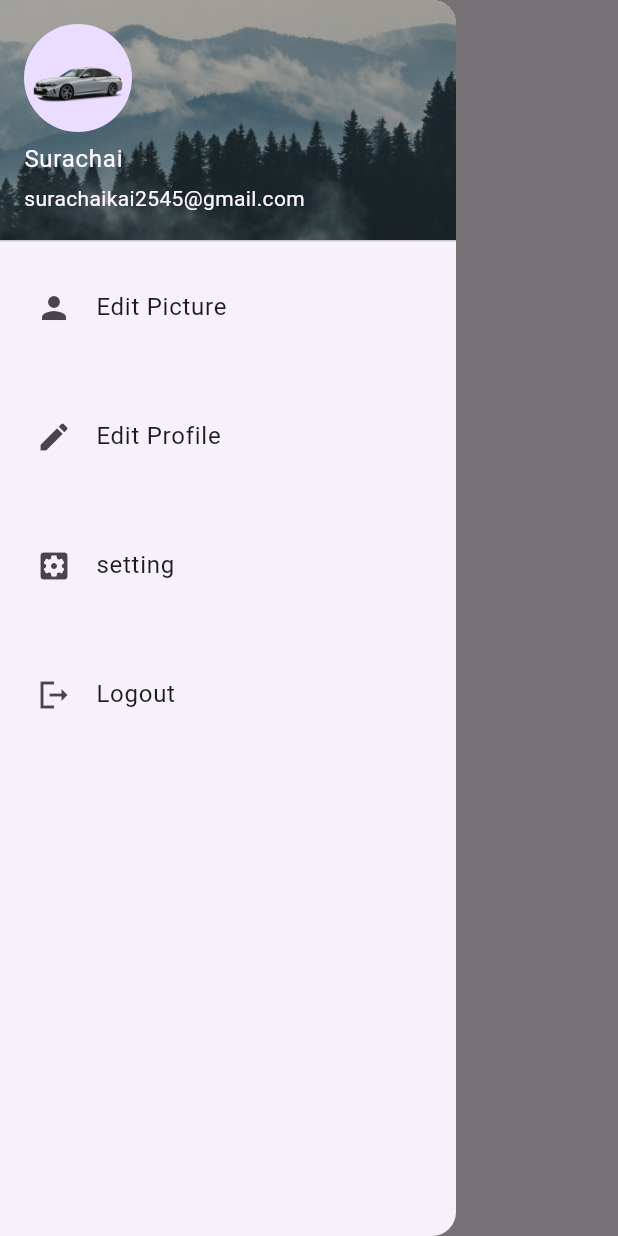
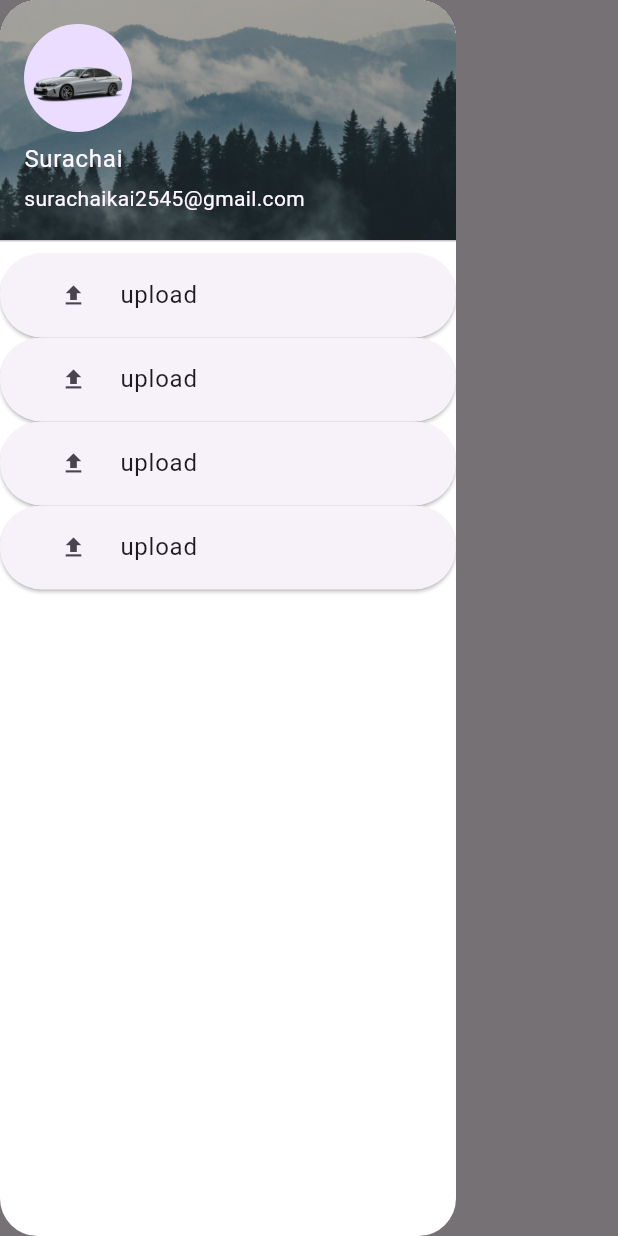
Before and after one commit to ltzGon/doocar, a Flutter app: the Pay_in_installments screen opened directly, with the side drawer open, on a phone screen of 412 x 824 dp. Run offline on Flutter 3.47's test engine with Material 3 defaults, Android fonts, the phone set to English and light mode, and no system bars; our stand-ins replace animate_do, google_fonts; missing offline and left inert: rolling_bottom_bar; statements that could not run were skipped.

Commit message:
เเก้
รออัพพน.

```diff
--- a/lib/component/Navigator.dart
+++ b/lib/component/Navigator.dart
@@ -1,10 +1,10 @@
-import 'package:doocar/screen/hidden_drawer.dart';
+import 'package:doocar/screen/home_screen.dart';
 import 'package:rolling_bottom_bar/rolling_bottom_bar.dart';
 import 'package:rolling_bottom_bar/rolling_bottom_bar_item.dart';
 import 'package:flutter/material.dart';
 import '../screen/Pay_screen.dart';
 import '../screen/buycar_screen.dart';
-import '../screen/home_screen.dart';
+import '../screen/hidden_drawer.dart';
 import '../screen/setting_screen.dart';
 
 class Navigatorbar extends StatefulWidget {
--- a/lib/screen/Pay_screen.dart
+++ b/lib/screen/Pay_screen.dart
@@ -8,7 +8,7 @@ class Pay_in_installments extends StatelessWidget {
   @override
   Widget build(BuildContext context) {
     return Scaffold(
-      drawer: const NavBar(),
+      drawer: NavBar(),
       appBar: AppBar(
         leadingWidth: 100,
         title: const Text('คำนวณค่างวดผ่อน'),
--- a/lib/screen/hidden_drawer.dart
+++ b/lib/screen/hidden_drawer.dart
@@ -1,13 +1,35 @@
+import 'package:flutter/cupertino.dart';
 import 'package:flutter/material.dart';
+import 'package:flutter/rendering.dart';
 import 'package:flutter/widgets.dart';
 
 class NavBar extends StatelessWidget {
   const NavBar({super.key});
+  Future<void> Setting() async {
+    return print("long pass");
+  }
+
+  Future<void> EditProfile() async {
+    return print("EditProfile");
+  }
+
+  Future<void> EditPicture() async {
+    return print("EditPicture");
+  }
+
+  Future<void> Login_logout() async {
+    return print("Login_logout");
+  }
 
   @override
   Widget build(BuildContext context) {
     return Drawer(
+      backgroundColor: const Color.fromARGB(255, 255, 255, 255),
+      shape: RoundedRectangleBorder(
+        borderRadius: BorderRadius.circular(25.0),
+      ),
       child: ListView(
+        padding: EdgeInsets.zero,
         children: [
           UserAccountsDrawerHeader(
             accountName: const Text("Surachai"),
@@ -18,49 +40,40 @@ class NavBar extends StatelessWidget {
               ),
             ),
             decoration: const BoxDecoration(
-              color: Color.fromARGB(255, 0, 0, 0),
+              color: Color.fromARGB(255, 255, 255, 255),
               image: DecorationImage(
-                  image: AssetImage("assets/images/2.png"),
-                  fit: BoxFit.fitWidth),
+                image: AssetImage("assets/images/2.png"),
+                fit: BoxFit.fitWidth,
+              ),
             ),
           ),
-          const Column(
-            mainAxisAlignment: MainAxisAlignment.spaceEvenly,
-            children: [
-              Padding(
-                padding: EdgeInsets.all(8.0),
-                child: Column(
-                  children: [
-                    ListTile(
-                      leading: Icon(Icons.person),
-                      title: Text("Edit Picture"),
-                    ),
-                    SizedBox(
-                      height: 30,
-                    ),
-                    ListTile(
-                      leading: Icon(Icons.edit),
-                      title: Text("Edit Profile"),
-                    ),
-                    SizedBox(
-                      height: 30,
-                    ),
-                    ListTile(
-                      shape: Border(bottom: BorderSide.none),
-                      leading: Icon(Icons.settings_applications),
-                      title: Text("setting"),
-                    ),
-                    SizedBox(
-                      height: 30,
-                    ),
-                    ListTile(
-                      leading: Icon(Icons.logout_sharp),
-                      title: Text("Logout"),
-                    ),
-                  ],
-                ),
-              ),
-            ],
+          ElevatedButton(
+            onPressed: () {},
+            child: const ListTile(
+              leading: Icon(Icons.file_upload),
+              title: Text("upload"),
+            ),
+          ),
+          ElevatedButton(
+            onPressed: () {},
+            child: const ListTile(
+              leading: Icon(Icons.file_upload),
+              title: Text("upload"),
+            ),
+          ),
+          ElevatedButton(
+            onPressed: () {},
+            child: const ListTile(
+              leading: Icon(Icons.file_upload),
+              title: Text("upload"),
+            ),
+          ),
+          ElevatedButton(
+            onPressed: () {},
+            child: const ListTile(
+              leading: Icon(Icons.file_upload),
+              title: Text("upload"),
+            ),
           ),
         ],
       ),
--- a/pubspec.yaml
+++ b/pubspec.yaml
@@ -41,6 +41,7 @@ dependencies:
   animate_do: ^3.3.3
   shared_preferences: ^2.2.2
   http: ^1.2.1
+  curved_navigation_bar: ^1.0.3
 
 dev_dependencies:
   flutter_test:
```
Also changed, not shown: lib/widget/Login_widget.dart (deleted, +0 -119 lines), lib/widget/Profile.dart (deleted, +0 -36 lines), lib/widget/mySetting.dart (deleted, +0 -36 lines), lib/widget/myinformation.dart (deleted, +0 -36 lines), pubspec.lock, 3 other files.
